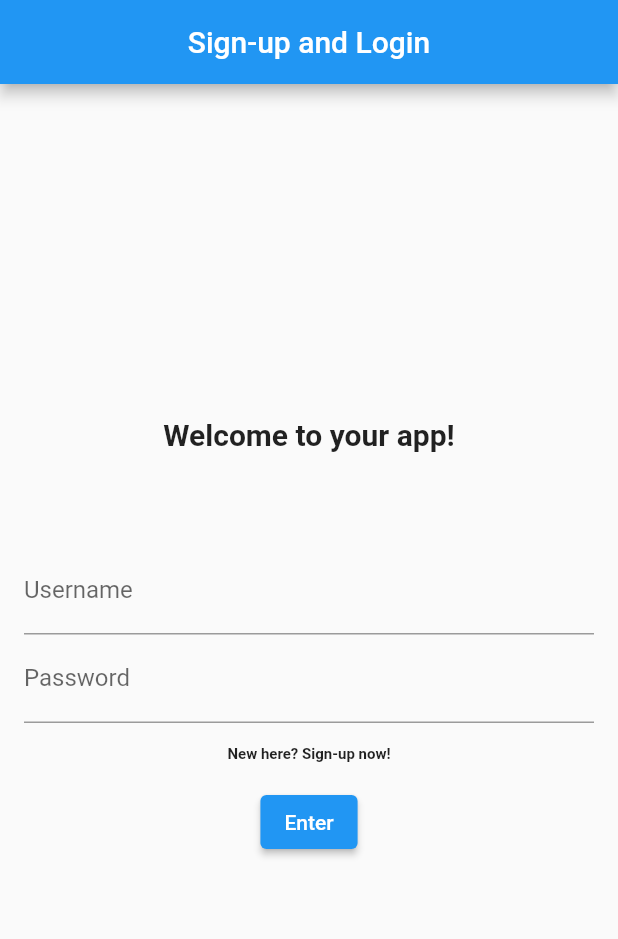
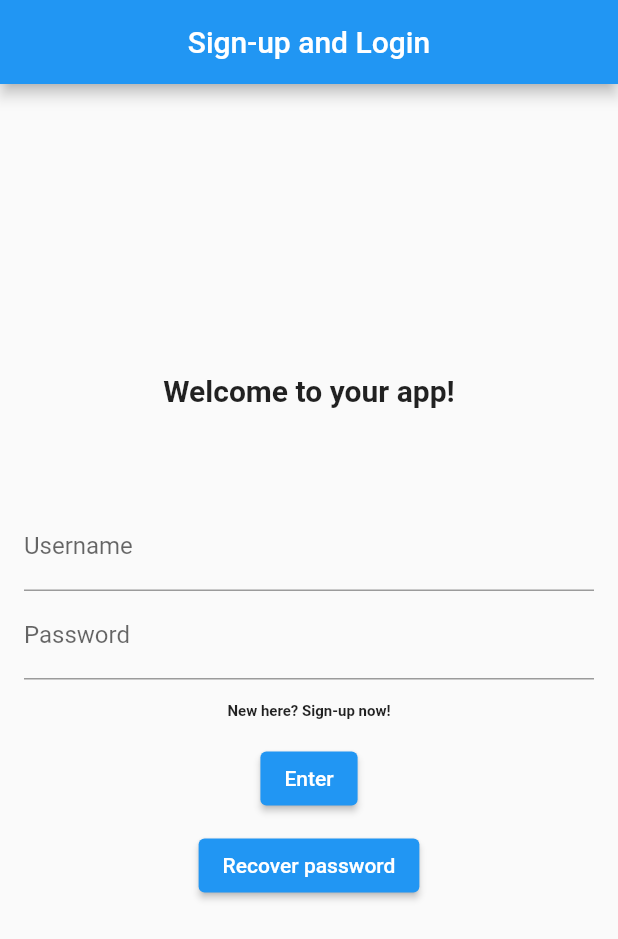
Before and after one commit to jordandrad/Cadastro_completo, a Flutter app: the screen it shows after launch, on a phone screen of 412 x 824 dp. Shown: the top 939 px of the screen. Run offline on Flutter 3.47's test engine with Material 2 defaults, Android fonts, the phone set to English and light mode, and no system bars; our stand-ins replace shared_preferences.

Commit message:
New features

```diff
--- a/lib/login.dart
+++ b/lib/login.dart
@@ -78,7 +78,6 @@ class _LoginState extends State<Login> {
   }
 
   suo() async {
-
     SharedPreferences prefs = await SharedPreferences.getInstance();
     print(prefs.getString("Username"));
     print(prefs.getString("Password"));
@@ -98,17 +97,86 @@ class _LoginState extends State<Login> {
     Navigator.push(context, MaterialPageRoute(builder: (context) => Home()));
   }
 
+  void checkEmail() async {
+    SharedPreferences prefs = await SharedPreferences.getInstance();
+    if (_controllerCheckEmail.text.toString() == prefs.getString("Email") &&
+        prefs.getBool("hasAccount") == true) {
+      setState(() {
+        indexRecover = 1;
+        checkedPassword = prefs.getString("Password")!;
+      });
+    } else {
+      setState(() {
+        feedbackRecover = "Try again";
+      });
+    }
+  }
+
   Future<Map<String, dynamic>>? userInfo;
   TextEditingController _controllerUserName = TextEditingController();
   TextEditingController _controllerPassword = TextEditingController();
+  TextEditingController _controllerCheckEmail = TextEditingController();
   String mainText = "Hi, welcome to your app!";
   var colorStatusText = Colors.black;
   String statusText = "";
+  int indexRecover = 0;
+  String checkedPassword = "";
+  String feedbackRecover = "First, enter your email below";
+  Widget passwordScreen() => Container(
+      height: 120,
+      width: 120,
+      child: Column(
+        children: [
+          Text("This is your current password"),
+          Padding(
+            padding: EdgeInsets.only(top: 10, bottom: 10, left: 20, right: 20),
+            child: Container(
+                height: 30,
+                width: 300,
+                decoration: BoxDecoration(color: Colors.blue),
+                child: Center(
+                  child: Text(
+                    checkedPassword,
+                    style: TextStyle(
+                        color: Colors.white, fontWeight: FontWeight.bold),
+                  ),
+                )),
+          ),
+          ElevatedButton(
+              onPressed: () {
+                setState(() {
+                  indexRecover = 0;
+                });
+              },
+              child: Text("Back"))
+        ],
+      ));
+  Widget recoverScreen() => Container(
+        height: 200,
+        width: 120,
+        child: Column(
+          children: [
+            Text(feedbackRecover),
+            Padding(
+              padding: EdgeInsets.only(top: 10),
+              child: TextField(
+                controller: _controllerCheckEmail,
+                keyboardType: TextInputType.emailAddress,
+                decoration:
+                    InputDecoration(label: Text("Type your email here")),
+              ),
+            ),
+            Padding(
+              padding: EdgeInsets.only(left: 110, top: 20),
+              child:
+                  ElevatedButton(onPressed: checkEmail, child: Text("Recover")),
+            )
+          ],
+        ),
+      );
 
   Widget build(BuildContext context) {
-    void navigateToHome() {
-      Navigator.push(context, MaterialPageRoute(builder: (context) => Home()));
-    }
+    List<Widget> recover = [recoverScreen(), passwordScreen()];
 
     return Scaffold(
       appBar: AppBar(
@@ -180,10 +248,25 @@ class _LoginState extends State<Login> {
                                 ),
                               ),
                               Padding(
-                                padding: EdgeInsets.only(top: 15, bottom: 30),
+                                padding: EdgeInsets.only(top: 15, bottom: 10),
                                 child: ElevatedButton(
                                     onPressed: check, child: Text("Enter")),
                               ),
+                              Padding(
+                                padding: EdgeInsets.only(bottom: 30),
+                                child: ElevatedButton(
+                                    onPressed: () {
+                                      showDialog(
+                                          context: context,
+                                          builder: (context) {
+                                            return AlertDialog(
+                                              title: Text("Recover password"),
+                                              content: recover[indexRecover],
+                                            );
+                                          });
+                                    },
+                                    child: Text("Recover password")),
+                              )
                             ])));
               }
           }
--- a/lib/user.dart
+++ b/lib/user.dart
@@ -16,5 +16,5 @@ class User {
   set email(String value) {
     _email = value;
 */
-    chama(){}
+
   }
```
